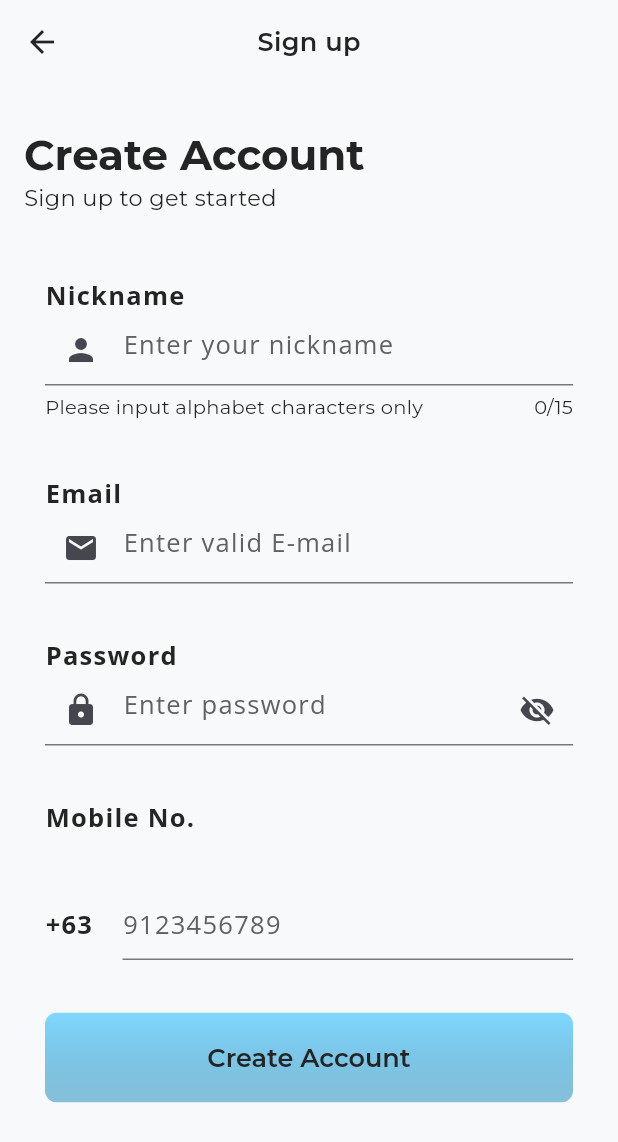
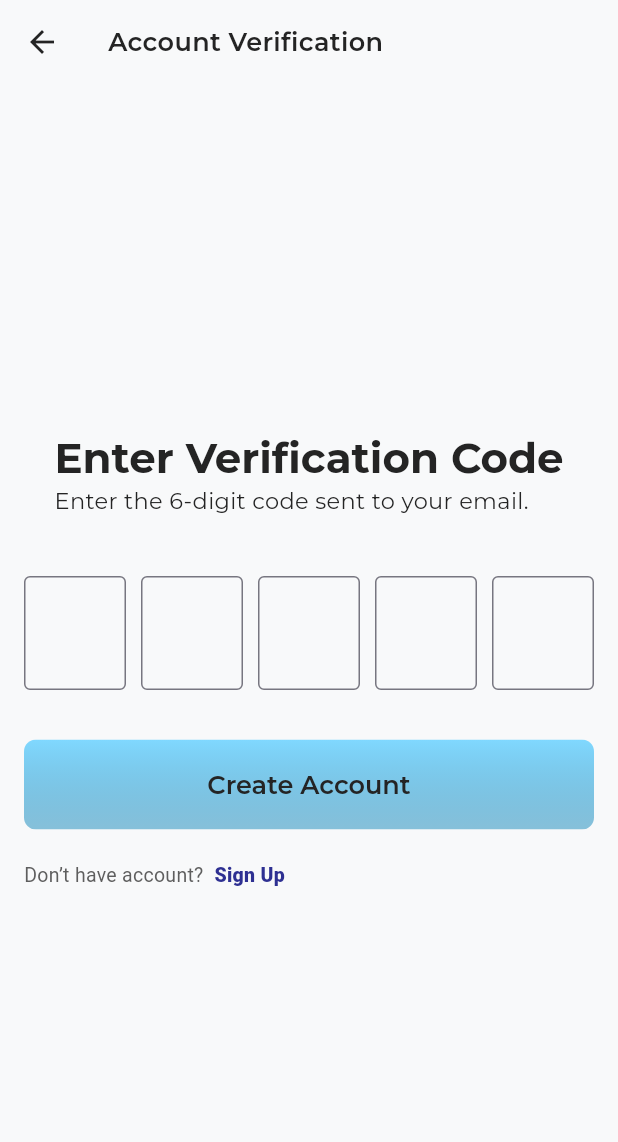
Before and after one commit to dev-zyrushiyao/Calamba-Water-District-Mobile-App, a Flutter app: the SignupPage screen opened by its route, after a tap on "Create Account", on a phone screen of 412 x 824 dp. Shown: the top 1142 px of the screen. Run offline on Flutter 3.47's test engine with Material 3 defaults, Android fonts, the phone set to English and light mode, and no system bars; our stand-ins replace flutter_svg, google_fonts.

Commit message:
Added OTP page and some code adjustments

```diff
--- /dev/null
+++ b/lib/pages/account_verification_page.dart
@@ -0,0 +1,142 @@
+import 'package:flutter/material.dart';
+import 'package:myapp/custom-widgets/headline.dart';
+import 'package:myapp/custom-widgets/primary_button.dart';
+import 'package:flutter/gestures.dart';
+import 'package:flutter/services.dart';
+
+class AccountVerificationPage extends StatefulWidget {
+  const AccountVerificationPage({super.key});
+
+  @override
+  State<AccountVerificationPage> createState() =>
+      _AccountVerificationPageState();
+}
+
+class _AccountVerificationPageState extends State<AccountVerificationPage> {
+  final List<Widget> _otp = [];
+
+  //generate node focus
+  final List<FocusNode> _focusNodes = List.generate(6, (index) => FocusNode());
+  //generate text controllers
+  final List<TextEditingController> _controllers = List.generate(
+    6,
+    (index) => TextEditingController(),
+  );
+
+  void _addTextField(int textFieldQuantity) {
+    for (int i = 0; i < textFieldQuantity; i++) {
+      _otp.add(
+        _verificationTextField(_focusNodes[i], _controllers[i], (inputValue) {
+          //When the textbox has input do the forward focus until it reach the last box
+          if (inputValue.isNotEmpty && i < textFieldQuantity - 1) {
+            _focusNodes[i + 1].requestFocus();
+          }
+
+          //When a textbox is empty do backward focus until it reach the first box
+          if (inputValue.isEmpty && i > 0) {
+            _focusNodes[i - 1].requestFocus();
+          }
+        }),
+      );
+    }
+  }
+
+  Widget _verificationTextField(
+    FocusNode currentFocusNode,
+    TextEditingController controller,
+    Function(String) onChanged,
+  ) {
+    return TextField(
+      focusNode: currentFocusNode,
+      controller: controller,
+      keyboardType: TextInputType.number,
+      inputFormatters: [FilteringTextInputFormatter.digitsOnly],
+      textAlign: TextAlign.center,
+      style: TextStyle(fontSize: 30),
+      decoration: InputDecoration(
+        counterText: '',
+        border: OutlineInputBorder(),
+      ),
+      maxLength: 1,
+      onChanged: onChanged,
+    );
+  }
+
+  @override
+  void initState() {
+    super.initState();
+    _addTextField(6);
+  }
+
+  @override
+  Widget build(BuildContext context) {
+    return Scaffold(
+      backgroundColor: Theme.of(context).colorScheme.surface,
+      appBar: AppBar(title: Text('Account Verification')),
+      body: SafeArea(
+        child: Padding(
+          padding: EdgeInsetsGeometry.symmetric(horizontal: 16.0),
+          child: Column(
+            crossAxisAlignment: CrossAxisAlignment.center,
+            mainAxisAlignment: MainAxisAlignment.center,
+            children: [
+              const Headline(
+                headline: 'Enter Verification Code',
+                subHeadline: 'Enter the 6-digit code sent to your email.',
+              ),
+
+              SizedBox(height: 40),
+
+              Row(
+                spacing: 10,
+                children: [
+                  for (var index = 0; index < _otp.length - 1; index++)
+                    Flexible(flex: 1, child: _otp[index]),
+                ],
+              ),
+
+              SizedBox(height: 33),
+
+              PrimaryButton(
+                width: double.infinity,
+                height: 60,
+                label: 'Submit',
+                onPressed: () {},
+              ),
+
+              const SizedBox(height: 20),
+
+              SizedBox(
+                width: double.infinity,
+                child: Text.rich(
+                  textAlign: TextAlign.left,
+                  TextSpan(
+                    style: Theme.of(context).textTheme.labelSmall,
+                    children: <TextSpan>[
+                      TextSpan(
+                        style: TextStyle(color: Color(0xFF5E5E5E)),
+                        text: 'Don’t have account?',
+                      ),
+                      TextSpan(text: '  '),
+                      TextSpan(
+                        style: TextStyle(
+                          color: Theme.of(context).colorScheme.outlineVariant,
+                          fontWeight: FontWeight.w900,
+                        ),
+                        recognizer: TapGestureRecognizer()
+                          ..onTap = () {
+                            Navigator.pushNamed(context, '/signup');
+                          },
+                        text: 'Sign Up',
+                      ),
+                    ],
+                  ),
+                ),
+              ),
+            ],
+          ),
+        ),
+      ),
+    );
+  }
+}
--- a/lib/pages/signup_page.dart
+++ b/lib/pages/signup_page.dart
@@ -16,12 +16,12 @@
 // Mobile no. section container-column (text (row[text-textfield]))
 
 class _SignupPageState extends State<SignupPage> {
-  bool isHidden = true;
+  bool _isHidden = true;
 
   @override
   Widget build(BuildContext context) {
     return Scaffold(
-      // resizeToAvoidBottomInset: false,
+      backgroundColor: Theme.of(context).colorScheme.surface,
       appBar: AppBar(title: Text('Sign up'), centerTitle: true),
       body: ListView(
         children: [
@@ -153,18 +153,18 @@
                     ),
                     TextFormField(
                       keyboardType: TextInputType.visiblePassword,
-                      obscureText: isHidden,
+                      obscureText: _isHidden,
                       decoration: InputDecoration(
                         prefixIcon: Icon(Icons.lock),
                         suffixIcon: IconButton(
                           onPressed: () {
                             setState(() {
-                              isHidden = !isHidden;
-                              debugPrint(isHidden.toString());
+                              _isHidden = !_isHidden;
+                              debugPrint(_isHidden.toString());
                             });
                           },
                           icon: Icon(
-                            isHidden ? Icons.visibility_off : Icons.visibility,
+                            _isHidden ? Icons.visibility_off : Icons.visibility,
                           ),
                         ),
                         helperStyle: Theme.of(context).textTheme.labelSmall,
@@ -242,7 +242,8 @@
                   width: 356.00,
                   height: 60,
                   label: 'Create Account',
-                  onPressed: () => debugPrint('Pressed from Sign up Page'),
+                  onPressed: () =>
+                      Navigator.pushNamed(context, '/accountverification'),
                 ),
               ],
             ),
```
Also changed, not shown: lib/main.dart (+5 -12 lines), lib/pages/login_page.dart (+9 -14 lines), lib/design-system/design_system.dart (renamed from lib/pages/design_system.dart).
